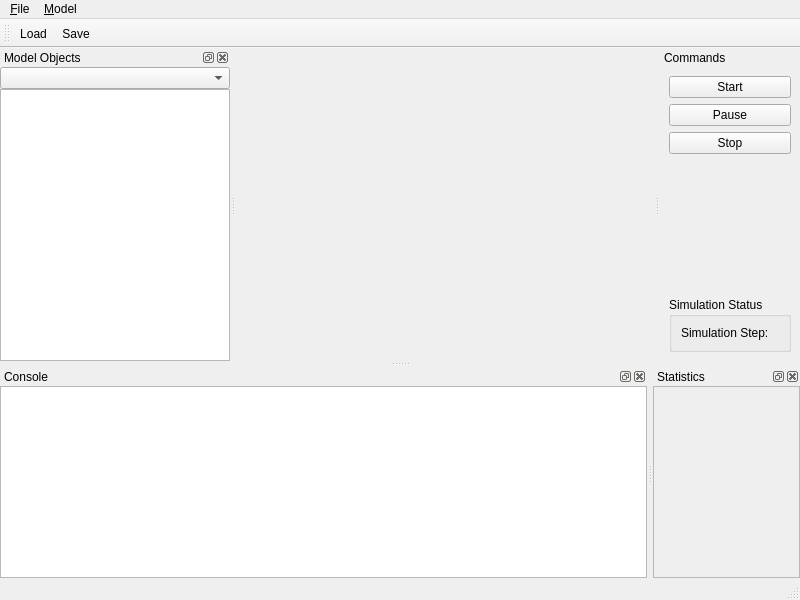
First picture: the form in qtgui/mainwindow.ui, repository frabas/DISPLACE_GUI, before the edit.
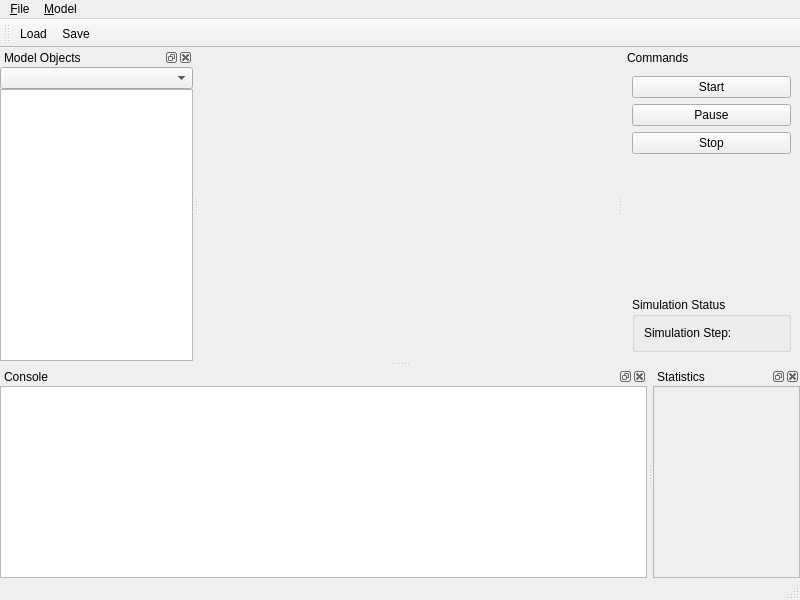
Second picture: the form after the edit. Icons and pictures are not drawn. Custom widgets are drawn as their Qt base class.

What changed in the file:
```diff
--- a/qtgui/mainwindow.ui
+++ b/qtgui/mainwindow.ui
@@ -231,6 +231,12 @@
        <layout class="QVBoxLayout" name="verticalLayout">
         <item>
          <widget class="QLabel" name="info_simstep">
+          <property name="minimumSize">
+           <size>
+            <width>135</width>
+            <height>0</height>
+           </size>
+          </property>
           <property name="text">
            <string>Simulation Step:</string>
           </property>
```
